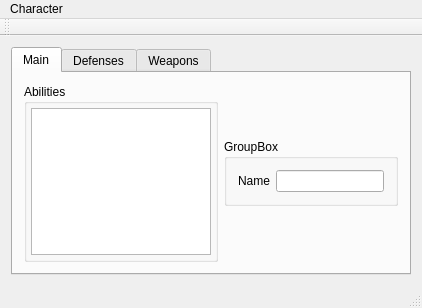
The window that StarfinderCharacterApp.ui (smithbt/StarfinderCharacterApp) describes before a commit, drawn with Qt 5.
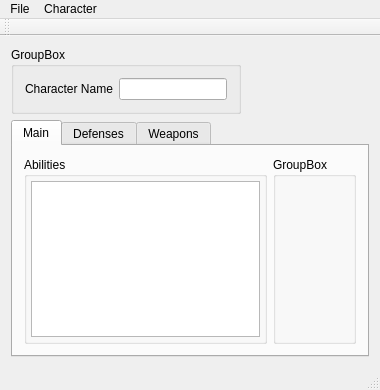
The same window after the commit. Custom widgets are drawn as their Qt base class.

Commit message: Added "Classes" as an object to default.json. Discovered issues with storing SQLite in resource file, so added that in separately. Turned Character into a QObject subclass. Converted internal CharacterModel storage to a vector. Played around with mapping data to widgets in the UI.

```diff
--- a/StarfinderCharacterApp.ui
+++ b/StarfinderCharacterApp.ui
@@ -6,8 +6,8 @@
    <rect>
     <x>0</x>
     <y>0</y>
-    <width>422</width>
-    <height>308</height>
+    <width>380</width>
+    <height>390</height>
    </rect>
   </property>
   <property name="sizePolicy">
@@ -31,17 +31,11 @@
         <string>Main</string>
        </attribute>
        <layout class="QGridLayout" name="gridLayout_2">
-        <item row="1" column="0">
+        <item row="0" column="0">
          <widget class="QGroupBox" name="abilityBox">
           <property name="title">
            <string>Abilities</string>
           </property>
-          <property name="flat">
-           <bool>true</bool>
-          </property>
-          <property name="checkable">
-           <bool>false</bool>
-          </property>
           <layout class="QVBoxLayout" name="verticalLayout">
            <property name="spacing">
             <number>0</number>
@@ -64,29 +58,11 @@
           </layout>
          </widget>
         </item>
-        <item row="1" column="1">
-         <widget class="QGroupBox" name="groupBox">
-          <property name="sizePolicy">
-           <sizepolicy hsizetype="Fixed" vsizetype="Fixed">
-            <horstretch>0</horstretch>
-            <verstretch>0</verstretch>
-           </sizepolicy>
-          </property>
+        <item row="0" column="1">
+         <widget class="QGroupBox" name="groupBox_3">
           <property name="title">
            <string>GroupBox</string>
           </property>
-          <layout class="QGridLayout" name="gridLayout">
-           <item row="0" column="0">
-            <widget class="QLabel" name="charName_label">
-             <property name="text">
-              <string>Name</string>
-             </property>
-            </widget>
-           </item>
-           <item row="0" column="1">
-            <widget class="QLineEdit" name="charName_field"/>
-           </item>
-          </layout>
          </widget>
         </item>
        </layout>
@@ -264,6 +240,31 @@
       </widget>
      </widget>
     </item>
+    <item row="0" column="0">
+     <widget class="QGroupBox" name="groupBox">
+      <property name="sizePolicy">
+       <sizepolicy hsizetype="Fixed" vsizetype="Fixed">
+        <horstretch>0</horstretch>
+        <verstretch>0</verstretch>
+       </sizepolicy>
+      </property>
+      <property name="title">
+       <string>GroupBox</string>
+      </property>
+      <layout class="QGridLayout" name="gridLayout">
+       <item row="0" column="0">
+        <widget class="QLabel" name="charName_label">
+         <property name="text">
+          <string>Character Name</string>
+         </property>
+        </widget>
+       </item>
+       <item row="0" column="1">
+        <widget class="QLineEdit" name="charName_field"/>
+       </item>
+      </layout>
+     </widget>
+    </item>
    </layout>
   </widget>
   <widget class="QMenuBar" name="menuBar">
@@ -271,13 +272,13 @@
     <rect>
      <x>0</x>
      <y>0</y>
-     <width>422</width>
+     <width>380</width>
      <height>21</height>
     </rect>
    </property>
    <widget class="QMenu" name="menuFile">
     <property name="title">
-     <string>Character</string>
+     <string>File</string>
     </property>
     <addaction name="actionCharacter_New"/>
     <addaction name="actionCharacter_Open"/>
@@ -287,7 +288,14 @@
     <addaction name="separator"/>
     <addaction name="actionQuit"/>
    </widget>
+   <widget class="QMenu" name="menuCharacter">
+    <property name="title">
+     <string>Character</string>
+    </property>
+    <addaction name="actionAdd_Weapon"/>
+   </widget>
    <addaction name="menuFile"/>
+   <addaction name="menuCharacter"/>
   </widget>
   <widget class="QToolBar" name="mainToolBar">
    <attribute name="toolBarArea">
```
Left out of the diff: 4 changed lines with no effect on the pictures. The commit also changes 12 other files.
